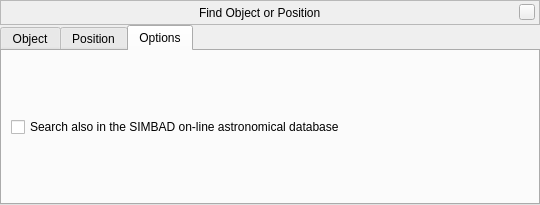
Above: src/gui/searchDialogGui.ui from 519984307/stellarium_src before the change. Below: the same form after it.
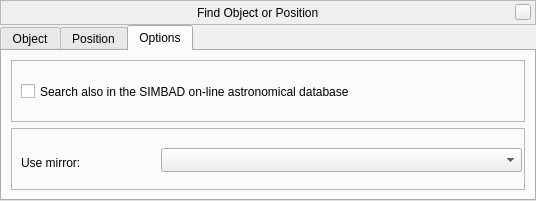
That is the form after the change. The open tabs and pages were chosen to show the change. Icons and pictures are not drawn. Custom widgets are drawn as their Qt base class.

Commit message: added choose of SIMBAD mirror

What changed in the file:
```diff
--- a/src/gui/searchDialogGui.ui
+++ b/src/gui/searchDialogGui.ui
@@ -6,8 +6,8 @@
    <rect>
     <x>0</x>
     <y>0</y>
-    <width>540</width>
-    <height>205</height>
+    <width>536</width>
+    <height>201</height>
    </rect>
   </property>
   <property name="sizePolicy">
@@ -680,10 +680,80 @@
       </attribute>
       <layout class="QVBoxLayout" name="verticalLayout_4">
        <item>
-        <widget class="QCheckBox" name="checkBoxUseSimbad">
-         <property name="text">
-          <string>Search also in the SIMBAD on-line astronomical database</string>
+        <widget class="QFrame" name="useSimbadFrame">
+         <property name="frameShape">
+          <enum>QFrame::StyledPanel</enum>
          </property>
+         <property name="frameShadow">
+          <enum>QFrame::Raised</enum>
+         </property>
+         <widget class="QCheckBox" name="checkBoxUseSimbad">
+          <property name="geometry">
+           <rect>
+            <x>10</x>
+            <y>20</y>
+            <width>506</width>
+            <height>23</height>
+           </rect>
+          </property>
+          <property name="text">
+           <string>Search also in the SIMBAD on-line astronomical database</string>
+          </property>
+         </widget>
+        </widget>
+       </item>
+       <item>
+        <widget class="QFrame" name="useMirrorFrame">
+         <property name="frameShape">
+          <enum>QFrame::StyledPanel</enum>
+         </property>
+         <property name="frameShadow">
+          <enum>QFrame::Raised</enum>
+         </property>
+         <widget class="QLabel" name="labelUseMirror">
+          <property name="geometry">
+           <rect>
+            <x>10</x>
+            <y>10</y>
+            <width>91</width>
+            <height>49</height>
+           </rect>
+          </property>
+          <property name="text">
+           <string>Use mirror:</string>
+          </property>
+         </widget>
+         <widget class="QComboBox" name="useSimbadMirrorComboBox">
+          <property name="geometry">
+           <rect>
+            <x>150</x>
+            <y>20</y>
+            <width>361</width>
+            <height>24</height>
+           </rect>
+          </property>
+          <property name="sizePolicy">
+           <sizepolicy hsizetype="Preferred" vsizetype="Preferred">
+            <horstretch>0</horstretch>
+            <verstretch>0</verstretch>
+           </sizepolicy>
+          </property>
+          <property name="minimumSize">
+           <size>
+            <width>0</width>
+            <height>24</height>
+           </size>
+          </property>
+          <property name="maximumSize">
+           <size>
+            <width>16777215</width>
+            <height>24</height>
+           </size>
+          </property>
+          <property name="editable">
+           <bool>false</bool>
+          </property>
+         </widget>
         </widget>
        </item>
       </layout>
```
Left out of the diff: 3 changed lines with no effect on the pictures. The commit also changes 4 other files.
